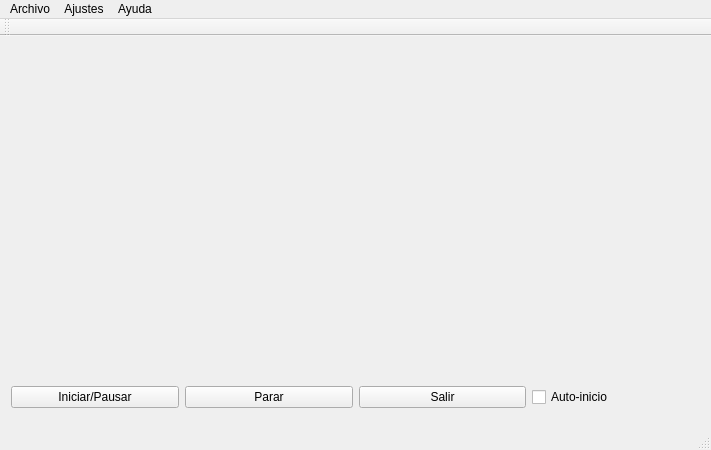
Above: Cliente/mainwindow.ui from Lprigara/videovigilancia-1314-g08 before the change. Below: the same form after it.
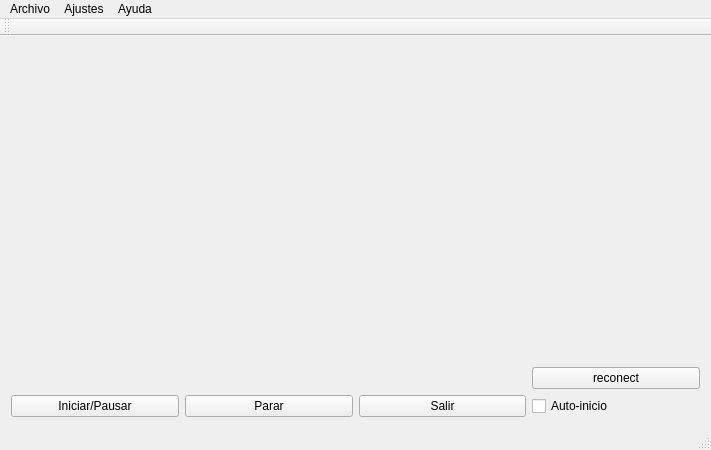
That is the form after the change.

Diff of the .ui file:
```diff
--- a/Cliente/mainwindow.ui
+++ b/Cliente/mainwindow.ui
@@ -80,6 +80,13 @@
       </property>
      </widget>
     </item>
+    <item row="1" column="3">
+     <widget class="QPushButton" name="pushButton">
+      <property name="text">
+       <string>reconect</string>
+      </property>
+     </widget>
+    </item>
    </layout>
   </widget>
   <widget class="QMenuBar" name="menuBar">
```
